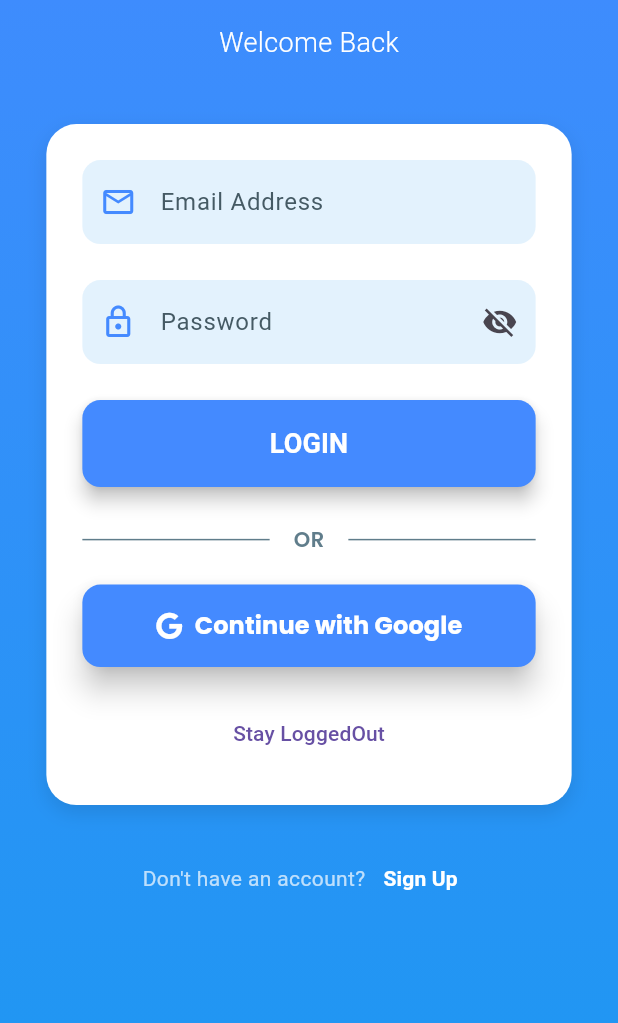
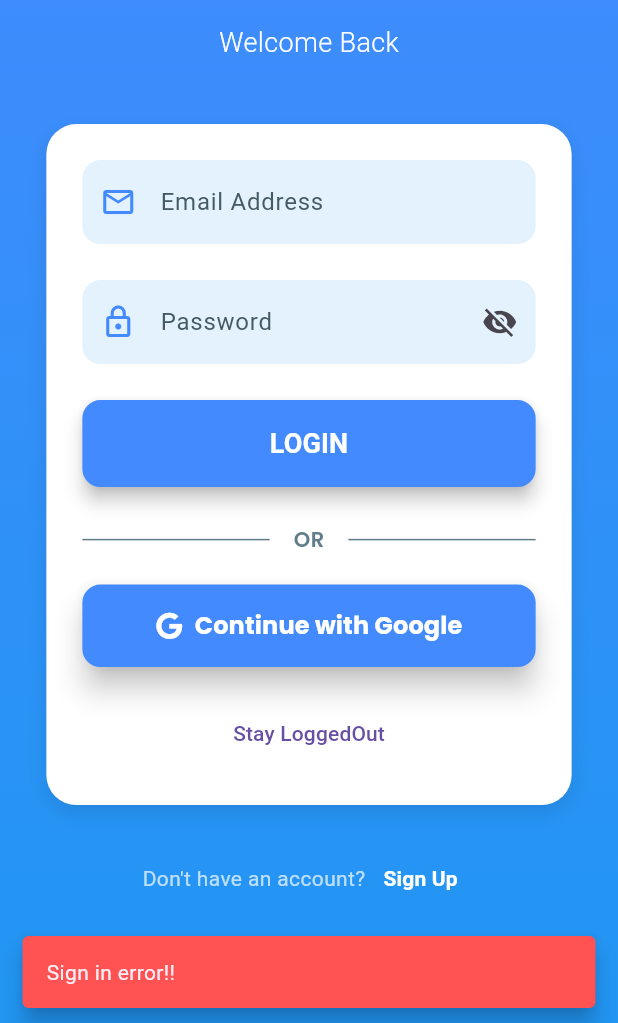
Before and after one commit to Ishasavani1402/Flutter_Ai_chatapp, a Flutter app: the screen it shows after launch, after a tap on "Continue with Google", on a phone screen of 412 x 824 dp, the part 213-1236 px from its top. Run offline on Flutter 3.47's test engine with Material 3 defaults, Android fonts, the phone set to English and light mode, and no system bars; our stand-ins replace dash_chat_2, firebase_auth, firebase_core, font_awesome_flutter, google_fonts, google_sign_in; accounts and stored records are empty.

```diff
--- a/lib/Screens/Splashscreen.dart
+++ b/lib/Screens/Splashscreen.dart
@@ -6,6 +6,7 @@ import 'package:chatapp/Screens/ChatBot.dart';
 import 'package:chatapp/UserAuth/Login.dart';
 import 'package:firebase_auth/firebase_auth.dart';
 import 'package:flutter/material.dart';
+import 'package:font_awesome_flutter/font_awesome_flutter.dart';
 
 import '../UserAuth/RegisterScreen.dart';
 // The SplashScreen widget, which is a stateful widget to manage its state.
@@ -63,7 +64,7 @@ class _SplashScreenState extends State<SplashScreen> with SingleTickerProviderSt
   @override
   Widget build(BuildContext context) {
     return Scaffold(
-      backgroundColor: Colors.blue[800], // Dark blue background
+      backgroundColor: Colors.blueAccent, // Dark blue background
       body: Center(
         child: Column(
           mainAxisAlignment: MainAxisAlignment.center,
@@ -75,7 +76,7 @@ class _SplashScreenState extends State<SplashScreen> with SingleTickerProviderSt
                 return Transform.scale(
                   scale: _scaleAnimation.value,
                   child: const Icon(
-                    Icons.chat_bubble_rounded, // Chat icon
+                    FontAwesomeIcons.message, // Chat icon
                     size: 100.0,
                     color: Colors.white,
                   ),
--- a/lib/UserAuth/Login.dart
+++ b/lib/UserAuth/Login.dart
@@ -3,6 +3,7 @@ import 'package:firebase_auth/firebase_auth.dart';
 import 'package:flutter/material.dart';
 import 'package:font_awesome_flutter/font_awesome_flutter.dart';
 import 'package:google_fonts/google_fonts.dart';
+import 'package:google_sign_in/google_sign_in.dart';
 
 import 'RegisterScreen.dart';
 
@@ -16,34 +17,82 @@ class LoginScreen extends StatefulWidget {
 class _LoginScreenState extends State<LoginScreen> {
   final _emailController = TextEditingController();
   final _passwordController = TextEditingController();
-  bool _stayLoggedOut = false;
   bool obcursed = true;
 
-
-  Future<void> login()async{
+  Future<void> login() async {
     var email = _emailController.text;
     var password = _passwordController.text;
     print("Login Email : $email");
     print("Login Password : $password");
-    try{
-      if(email.isNotEmpty && password.isNotEmpty){
-        await FirebaseAuth.instance.signInWithEmailAndPassword(email: email, password: password).
-        then((value)=> Navigator.pushReplacement(context, MaterialPageRoute(builder: (context)=> Chatbot())));
+    try {
+      if (email.isNotEmpty && password.isNotEmpty) {
+        await FirebaseAuth.instance
+            .signInWithEmailAndPassword(email: email, password: password)
+            .then(
+              (value) => Navigator.pushReplacement(
+                context,
+                MaterialPageRoute(builder: (context) => Chatbot()),
+              ),
+            );
+      } else {
+        ScaffoldMessenger.of(context).showSnackBar(
+          SnackBar(
+            content: Text("Please Enter Email and Password!!!"),
+            backgroundColor: Colors.red,
+            behavior: SnackBarBehavior.floating,
+          ),
+        );
+      }
+    } on FirebaseAuthException catch (e) {
+      print("Error for login : ${e.toString()}");
+      ScaffoldMessenger.of(context).showSnackBar(
+        SnackBar(
+          content: Text("Error For login : ${e.toString()}"),
+          backgroundColor: Colors.red,
+          behavior: SnackBarBehavior.floating,
+        ),
+      );
+    }
+  }
 
-
-      }else{
-        ScaffoldMessenger.of(context).showSnackBar(SnackBar(content: Text("Please Enter Email and Password!!!"),
-            backgroundColor: Colors.red,
-            behavior: SnackBarBehavior.floating));
+  Future<bool> googlelogin() async {
+    try {
+      final GoogleSignIn googleSignIn = GoogleSignIn(scopes: ['email']);
+      final GoogleSignInAccount? googleUser = await googleSignIn.signIn();
+      if (googleUser != null) {
+        ScaffoldMessenger.of(context).showSnackBar(
+          SnackBar(
+            content: Text("Sign in Sucess!!"),
+            backgroundColor: Colors.green,
+            behavior: SnackBarBehavior.floating,
+          ),
+        );
       }
 
-    }on FirebaseAuthException catch(e){
+      if (googleUser == null) {
+        ScaffoldMessenger.of(context).showSnackBar(
+          SnackBar(
+            content: Text("Sign in error!!"),
+            backgroundColor: Colors.redAccent,
+            behavior: SnackBarBehavior.floating,
+          ),
+        );
+        return false;
+      }
+      final GoogleSignInAuthentication googleAuth =
+          await googleUser.authentication;
+      final credential = GoogleAuthProvider.credential(
+        accessToken: googleAuth.accessToken,
+        idToken: googleAuth.idToken,
+      );
+      await FirebaseAuth.instance.signInWithCredential(credential);
+      return FirebaseAuth.instance.currentUser != null;
+    } on FirebaseAuthException catch (e) {
       print("Error for login : ${e.toString()}");
-      ScaffoldMessenger.of(context).showSnackBar(SnackBar(content: Text("Error For login : ${e.toString()}"),
-          backgroundColor: Colors.red,
-          behavior: SnackBarBehavior.floating));
     }
+    return false;
   }
+
   @override
   void dispose() {
     _emailController.dispose();
@@ -61,7 +110,7 @@ class _LoginScreenState extends State<LoginScreen> {
         children: [
           // Background Gradient
           Container(
-            decoration:  BoxDecoration(
+            decoration: BoxDecoration(
               gradient: LinearGradient(
                 colors: [Colors.blueAccent, Colors.blue],
                 begin: Alignment.topCenter,
@@ -71,7 +120,7 @@ class _LoginScreenState extends State<LoginScreen> {
           ),
           Center(
             child: SingleChildScrollView(
-              padding:  EdgeInsets.symmetric(horizontal: 24.0),
+              padding: EdgeInsets.symmetric(horizontal: 24.0),
               child: Column(
                 mainAxisAlignment: MainAxisAlignment.center,
                 children: [
@@ -98,7 +147,7 @@ class _LoginScreenState extends State<LoginScreen> {
                   // Login Form Container
                   Container(
                     width: screenWidth * 0.85,
-                    padding:  EdgeInsets.all(24),
+                    padding: EdgeInsets.all(24),
                     decoration: BoxDecoration(
                       color: Colors.white,
                       borderRadius: BorderRadius.circular(20),
@@ -106,7 +155,7 @@ class _LoginScreenState extends State<LoginScreen> {
                         BoxShadow(
                           color: Colors.black.withOpacity(0.1),
                           blurRadius: 10,
-                          offset:  Offset(0, 5),
+                          offset: Offset(0, 5),
                         ),
                       ],
                     ),
@@ -119,15 +168,23 @@ class _LoginScreenState extends State<LoginScreen> {
                           keyboardType: TextInputType.emailAddress,
                           decoration: InputDecoration(
                             labelText: 'Email Address',
-                            labelStyle: TextStyle(color: Colors.blueGrey.shade700),
-                            prefixIcon:  Icon(Icons.email_outlined, color: Colors.blueAccent),
+                            labelStyle: TextStyle(
+                              color: Colors.blueGrey.shade700,
+                            ),
+                            prefixIcon: Icon(
+                              Icons.email_outlined,
+                              color: Colors.blueAccent,
+                            ),
                             border: OutlineInputBorder(
                               borderRadius: BorderRadius.circular(12),
                               borderSide: BorderSide.none,
                             ),
                             filled: true,
                             fillColor: Colors.blue.shade50,
-                            contentPadding:  EdgeInsets.symmetric(vertical: 16, horizontal: 16),
+                            contentPadding: EdgeInsets.symmetric(
+                              vertical: 16,
+                              horizontal: 16,
+                            ),
                           ),
                         ),
                         SizedBox(height: 24),
@@ -137,22 +194,34 @@ class _LoginScreenState extends State<LoginScreen> {
                           obscureText: obcursed,
                           decoration: InputDecoration(
                             labelText: 'Password',
-                            labelStyle: TextStyle(color: Colors.blueGrey.shade700),
-                            prefixIcon:  Icon(Icons.lock_outlined, color: Colors.blueAccent),
-                            suffixIcon: IconButton(onPressed: (){
-                              setState(() {
-                                obcursed = !obcursed;
-                              });
-                            }, icon: obcursed
-                                ?  Icon(Icons.visibility_off)
-                                :  Icon(Icons.visibility)),
+                            labelStyle: TextStyle(
+                              color: Colors.blueGrey.shade700,
+                            ),
+                            prefixIcon: Icon(
+                              Icons.lock_outlined,
+                              color: Colors.blueAccent,
+                            ),
+                            suffixIcon: IconButton(
+                              onPressed: () {
+                                setState(() {
+                                  obcursed = !obcursed;
+                                });
+                              },
+                              icon:
+                                  obcursed
+                                      ? Icon(Icons.visibility_off)
+                                      : Icon(Icons.visibility),
+                            ),
                             border: OutlineInputBorder(
                               borderRadius: BorderRadius.circular(12),
                               borderSide: BorderSide.none,
                             ),
                             filled: true,
                             fillColor: Colors.blue.shade50,
-                            contentPadding:  EdgeInsets.symmetric(vertical: 16, horizontal: 16),
+                            contentPadding: EdgeInsets.symmetric(
+                              vertical: 16,
+                              horizontal: 16,
+                            ),
                           ),
                         ),
                         SizedBox(height: 24),
@@ -164,10 +233,10 @@ class _LoginScreenState extends State<LoginScreen> {
                             shape: RoundedRectangleBorder(
                               borderRadius: BorderRadius.circular(12),
                             ),
-                            padding:  EdgeInsets.symmetric(vertical: 16),
+                            padding: EdgeInsets.symmetric(vertical: 16),
                             elevation: 5,
                           ),
-                          child:  Text(
+                          child: Text(
                             'LOGIN',
                             style: TextStyle(
                               color: Colors.white,
@@ -177,7 +246,7 @@ class _LoginScreenState extends State<LoginScreen> {
                           ),
                         ),
 
-                        SizedBox(height: 25,),
+                        SizedBox(height: 25),
                         Row(
                           children: [
                             Expanded(
@@ -187,7 +256,7 @@ class _LoginScreenState extends State<LoginScreen> {
                               ),
                             ),
                             Padding(
-                              padding:  EdgeInsets.symmetric(horizontal: 16.0),
+                              padding: EdgeInsets.symmetric(horizontal: 16.0),
                               child: Text(
                                 'OR',
                                 style: GoogleFonts.poppins(
@@ -204,30 +273,30 @@ class _LoginScreenState extends State<LoginScreen> {
                             ),
                           ],
                         ),
-                        SizedBox(height: 20,),
+                        SizedBox(height: 20),
                         ElevatedButton.icon(
                           onPressed: () async {
-                            // bool islogin = await googlelogin();
-                            // if (islogin) {
-                            //   Navigator.pushReplacement(
-                            //       context,
-                            //       MaterialPageRoute(
-                            //           builder: (context) =>  Homescreen()));
-                            // } else {
-                            //   ScaffoldMessenger.of(context).showSnackBar(
-                            //       SnackBar(content: Text("Error in Login")));
-                            // }
+                            bool islogin = await googlelogin();
+                            if (islogin) {
+                              Navigator.pushReplacement(
+                                  context,
+                                  MaterialPageRoute(
+                                      builder: (context) =>  Chatbot()));
+                            } else {
+                              ScaffoldMessenger.of(context).showSnackBar(
+                                  SnackBar(content: Text("Error in Login")));
+                            }
                           },
                           style: ElevatedButton.styleFrom(
                             backgroundColor: Colors.blueAccent,
                             foregroundColor: Colors.white,
-                            padding:  EdgeInsets.symmetric(vertical: 16),
+                            padding: EdgeInsets.symmetric(vertical: 16),
                             shape: RoundedRectangleBorder(
                               borderRadius: BorderRadius.circular(12),
                             ),
                             elevation: 8,
                           ),
-                          icon:  Icon(FontAwesomeIcons.google),
+                          icon: Icon(FontAwesomeIcons.google),
                           label: Text(
                             "Continue with Google",
                             style: GoogleFonts.poppins(
@@ -237,12 +306,19 @@ class _LoginScreenState extends State<LoginScreen> {
                           ),
                         ),
 
-                        SizedBox(height: 20,),
+                        SizedBox(height: 20),
 
-                        TextButton(onPressed: (){
-                          Navigator.pushReplacement(context,MaterialPageRoute(builder: (context)=> Chatbot()));
-                        }, child: Text("Stay LoggedOut"),)
-
+                        TextButton(
+                          onPressed: () {
+                            Navigator.pushReplacement(
+                              context,
+                              MaterialPageRoute(
+                                builder: (context) => Chatbot(),
+                              ),
+                            );
+                          },
+                          child: Text("Stay LoggedOut"),
+                        ),
                       ],
                     ),
                   ),
@@ -257,10 +333,14 @@ class _LoginScreenState extends State<LoginScreen> {
                       ),
                       TextButton(
                         onPressed: () {
-                          Navigator.pushReplacement(context,MaterialPageRoute(builder: (context)=> RegistrationScreen()));
-
+                          Navigator.pushReplacement(
+                            context,
+                            MaterialPageRoute(
+                              builder: (context) => RegistrationScreen(),
+                            ),
+                          );
                         },
-                        child:  Text(
+                        child: Text(
                           'Sign Up',
                           style: TextStyle(
                             color: Colors.white,
--- a/lib/main.dart
+++ b/lib/main.dart
@@ -17,7 +17,7 @@ class MyApp extends StatelessWidget {
   @override
   Widget build(BuildContext context) {
     return MaterialApp(
-      title: 'ChatApp',
+      title: 'ChatWave',
       debugShowCheckedModeBanner: false,
       home: SplashScreen(),
     );
--- a/pubspec.yaml
+++ b/pubspec.yaml
@@ -44,6 +44,7 @@ dependencies:
   intl: ^0.19.0
   font_awesome_flutter: ^10.9.1
   google_fonts: ^6.3.1
+  google_sign_in: ^6.3.0
 
 dev_dependencies:
   flutter_test:
```
Also changed, not shown: pubspec.lock, 2 other files.
